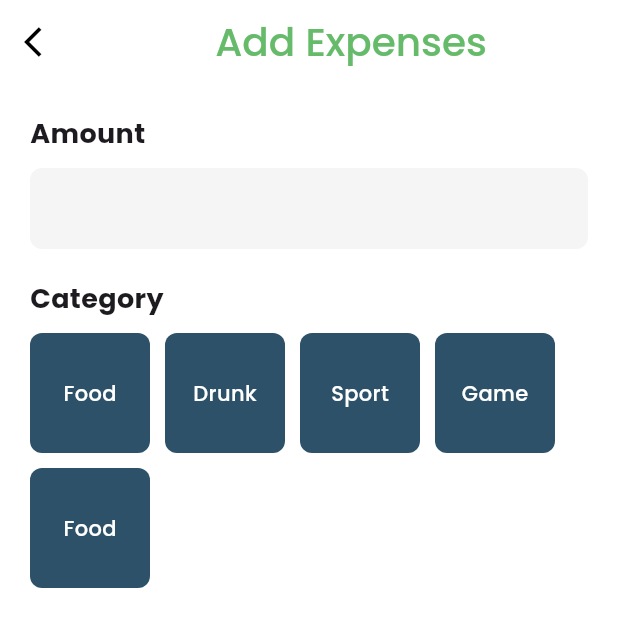
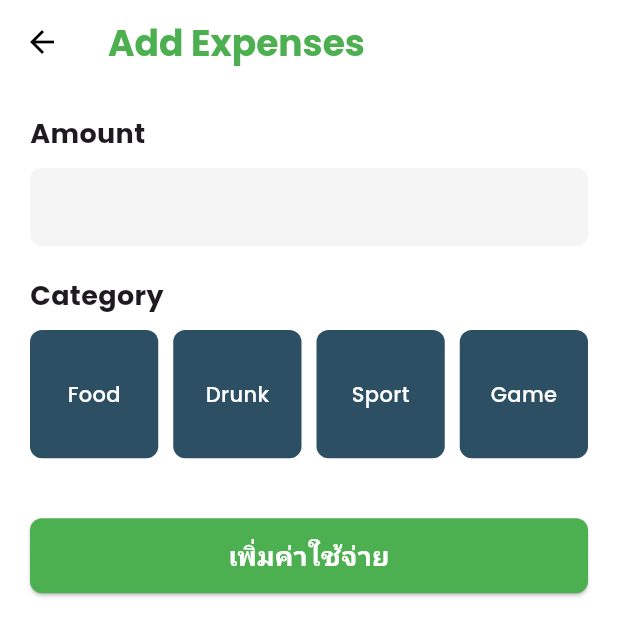
Before and after one commit to Pro-Anas04/miniproject, a Flutter app: the screen it shows after launch, on a phone screen of 412 x 824 dp. Shown: the top 636 px of the screen. Run offline on Flutter 3.47's test engine with Material 3 defaults, Android fonts, the phone set to English and light mode, and no system bars; our stand-ins replace fl_chart, flutter_settings_screens, google_fonts, table_calendar.

Commit message:
update expenses

```diff
--- a/lib/src/pages/addExpenses.dart
+++ b/lib/src/pages/addExpenses.dart
@@ -1,13 +1,13 @@
 import 'package:flutter/material.dart';
 
 class addExpensesPage extends StatefulWidget {
-  const addExpensesPage({super.key});
+  const addExpensesPage({Key? key}) : super(key: key);
 
   @override
-  State<addExpensesPage> createState() => _addExpensesPageState();
+  State<addExpensesPage> createState() => _AddExpensesScreenState();
 }
 
-class _addExpensesPageState extends State<addExpensesPage> {
+class _AddExpensesScreenState extends State<addExpensesPage> {
   final TextEditingController _amountController = TextEditingController();
   String? _selectedCategory;
 
@@ -16,8 +16,35 @@ class _addExpensesPageState extends State<addExpensesPage> {
     'Drunk',
     'Sport',
     'Game',
-    'Food',
   ];
+
+  void _addExpense() {
+    if (_amountController.text.isEmpty || _selectedCategory == null) {
+      ScaffoldMessenger.of(context).showSnackBar(
+        const SnackBar(
+          content: Text('กรุณากรอกจำนวนเงินและเลือกหมวดหมู่'),
+          backgroundColor: Colors.red,
+        ),
+      );
+      return;
+    }
+
+    // ทำการบันทึกข้อมูลค่าใช้จ่าย
+    // โค้ดส่วนนี้จะเพิ่มข้อมูลเข้าสู่ฐานข้อมูลหรือ state management ที่คุณใช้
+    ScaffoldMessenger.of(context).showSnackBar(
+      SnackBar(
+        content: Text(
+            'เพิ่มค่าใช้จ่าย ${_amountController.text} บาท ในหมวด $_selectedCategory เรียบร้อยแล้ว'),
+        backgroundColor: Colors.green,
+      ),
+    );
+
+    // ล้างข้อมูลหลังบันทึก
+    setState(() {
+      _amountController.clear();
+      _selectedCategory = null;
+    });
+  }
 
   @override
   void dispose() {
@@ -30,22 +57,20 @@ class _addExpensesPageState extends State<addExpensesPage> {
     return Scaffold(
       backgroundColor: Colors.white,
       appBar: AppBar(
-        backgroundColor: Colors.white,
+        backgroundColor: Colors.transparent,
         elevation: 0,
-        leading: IconButton(
-          icon: const Icon(Icons.arrow_back_ios, color: Colors.black),
-          onPressed: () => Navigator.of(context).pop(),
+        leading: const BackButton(
+          color: Colors.black,
         ),
-        title: Center(
-          child: Text(
+        title: const Text(
           'Add Expenses',
           style: TextStyle(
-              color: Colors.green[400],
-              fontSize: 26,
-              fontWeight: FontWeight.w500,
+            color: Colors.green,
+            fontSize: 24,
+            fontWeight: FontWeight.bold,
           ),
         ),
-        ),
+        centerTitle: false,
       ),
       body: Padding(
         padding: const EdgeInsets.all(20.0),
@@ -71,8 +96,8 @@ class _addExpensesPageState extends State<addExpensesPage> {
                   borderSide: BorderSide.none,
                 ),
                 contentPadding: const EdgeInsets.symmetric(
-                  vertical: 15,
-                  horizontal: 15,
+                  horizontal: 16,
+                  vertical: 14,
                 ),
               ),
             ),
@@ -85,23 +110,18 @@ class _addExpensesPageState extends State<addExpensesPage> {
               ),
             ),
             const SizedBox(height: 10),
-            Wrap(
-              spacing: 10,
-              runSpacing: 10,
-              children: List.generate(
-                _categories.length,
-                (index) => _buildCategoryButton(_categories[index]),
+            GridView.builder(
+              shrinkWrap: true,
+              physics: const NeverScrollableScrollPhysics(),
+              gridDelegate: const SliverGridDelegateWithFixedCrossAxisCount(
+                crossAxisCount: 4,
+                childAspectRatio: 1,
+                crossAxisSpacing: 10,
+                mainAxisSpacing: 10,
               ),
-            ),
-          ],
-        ),
-      ),
-    );
-  }
-
-  Widget _buildCategoryButton(String category) {
-    final bool isSelected = _selectedCategory == category;
-
+              itemCount: _categories.length,
+              itemBuilder: (context, index) {
+                final category = _categories[index];
                 return GestureDetector(
                   onTap: () {
                     setState(() {
@@ -109,11 +129,12 @@ class _addExpensesPageState extends State<addExpensesPage> {
                     });
                   },
                   child: Container(
-        width: 80,
-        height: 80,
                     decoration: BoxDecoration(
-          color: const Color(0xFF2D5169),
+                      color: const Color(0xFF2D4F63),
                       borderRadius: BorderRadius.circular(8),
+                      border: _selectedCategory == category
+                          ? Border.all(color: Colors.blue, width: 2)
+                          : null,
                     ),
                     child: Center(
                       child: Text(
@@ -126,5 +147,33 @@ class _addExpensesPageState extends State<addExpensesPage> {
                     ),
                   ),
                 );
+              },
+            ),
+            const SizedBox(height: 40),
+            SizedBox(
+              width: double.infinity,
+              height: 50,
+              child: ElevatedButton(
+                onPressed: _addExpense,
+                style: ElevatedButton.styleFrom(
+                  backgroundColor: Colors.green,
+                  foregroundColor: Colors.white,
+                  shape: RoundedRectangleBorder(
+                    borderRadius: BorderRadius.circular(8),
+                  ),
+                ),
+                child: const Text(
+                  'เพิ่มค่าใช้จ่าย',
+                  style: TextStyle(
+                    fontSize: 18,
+                    fontWeight: FontWeight.bold,
+                  ),
+                ),
+              ),
+            ),
+          ],
+        ),
+      ),
+    );
   }
 }
```
Lines whose indentation alone changed are shown as unchanged.
